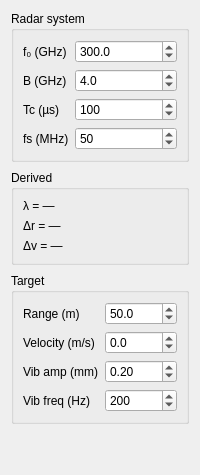
First picture: the form in ui/ParameterPanel.ui, repository ldv-1000111/fmcw-thz-radar-gui, before the edit.
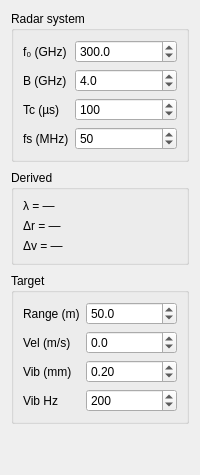
Second picture: the form after the edit.

```diff
--- a/ui/ParameterPanel.ui
+++ b/ui/ParameterPanel.ui
@@ -112,70 +112,49 @@
 
    <item>
     <widget class="QGroupBox" name="groupTarget">
-     <property name="title">
-      <string>Target</string>
-     </property>
-     <layout class="QFormLayout" name="formTarget">
+     <property name="title"><string>Target</string></property>
+     <layout class="QFormLayout">
 
-      <item row="0" column="0">
-       <widget class="QLabel" name="lblRange">
-        <property name="text"><string>Range (m)</string></property>
-       </widget>
-      </item>
+      <item row="0" column="0"><widget class="QLabel"><property name="text"><string>Range (m)</string></property></widget></item>
       <item row="0" column="1">
        <widget class="QDoubleSpinBox" name="spinRange_m">
-        <property name="minimum"><double>1.000000000000000</double></property>
-        <property name="maximum"><double>300.000000000000000</double></property>
-        <property name="singleStep"><double>5.000000000000000</double></property>
-        <property name="value"><double>50.000000000000000</double></property>
+        <property name="minimum"><double>1.0</double></property>
+        <property name="maximum"><double>300.0</double></property>
+        <property name="singleStep"><double>5.0</double></property>
+        <property name="value"><double>50.0</double></property>
         <property name="decimals"><number>1</number></property>
        </widget>
       </item>
 
-      <item row="1" column="0">
-       <widget class="QLabel" name="lblVel">
-        <property name="text"><string>Velocity (m/s)</string></property>
-       </widget>
-      </item>
+      <item row="1" column="0"><widget class="QLabel"><property name="text"><string>Vel (m/s)</string></property></widget></item>
       <item row="1" column="1">
        <widget class="QDoubleSpinBox" name="spinVel_mps">
-        <property name="toolTip"><string>Positive = approaching</string></property>
-        <property name="minimum"><double>-30.000000000000000</double></property>
-        <property name="maximum"><double>30.000000000000000</double></property>
-        <property name="singleStep"><double>0.500000000000000</double></property>
-        <property name="value"><double>0.000000000000000</double></property>
+        <property name="minimum"><double>-30.0</double></property>
+        <property name="maximum"><double>30.0</double></property>
+        <property name="singleStep"><double>0.5</double></property>
+        <property name="value"><double>0.0</double></property>
         <property name="decimals"><number>1</number></property>
        </widget>
       </item>
 
-      <item row="2" column="0">
-       <widget class="QLabel" name="lblVibAmp">
-        <property name="text"><string>Vib amp (mm)</string></property>
-       </widget>
-      </item>
+      <item row="2" column="0"><widget class="QLabel"><property name="text"><string>Vib (mm)</string></property></widget></item>
       <item row="2" column="1">
        <widget class="QDoubleSpinBox" name="spinVibAmp_mm">
-        <property name="toolTip"><string>Micro-Doppler vibration amplitude</string></property>
-        <property name="minimum"><double>0.000000000000000</double></property>
-        <property name="maximum"><double>50.000000000000000</double></property>
-        <property name="singleStep"><double>0.100000000000000</double></property>
-        <property name="value"><double>0.200000000000000</double></property>
+        <property name="minimum"><double>0.0</double></property>
+        <property name="maximum"><double>50.0</double></property>
+        <property name="singleStep"><double>0.1</double></property>
+        <property name="value"><double>0.2</double></property>
         <property name="decimals"><number>2</number></property>
        </widget>
       </item>
 
-      <item row="3" column="0">
-       <widget class="QLabel" name="lblVibFreq">
-        <property name="text"><string>Vib freq (Hz)</string></property>
-       </widget>
-      </item>
+      <item row="3" column="0"><widget class="QLabel"><property name="text"><string>Vib Hz</string></property></widget></item>
       <item row="3" column="1">
        <widget class="QDoubleSpinBox" name="spinVibFreq_Hz">
-        <property name="toolTip"><string>200 Hz = engine idle; 2.5 Hz = pedestrian limb; 80 Hz = drone rotor</string></property>
-        <property name="minimum"><double>0.000000000000000</double></property>
-        <property name="maximum"><double>500.000000000000000</double></property>
-        <property name="singleStep"><double>10.000000000000000</double></property>
-        <property name="value"><double>200.000000000000000</double></property>
+        <property name="minimum"><double>0.0</double></property>
+        <property name="maximum"><double>500.0</double></property>
+        <property name="singleStep"><double>10.0</double></property>
+        <property name="value"><double>200.0</double></property>
         <property name="decimals"><number>0</number></property>
        </widget>
       </item>
```
Left out of the diff: 105 changed lines with no effect on the pictures.
